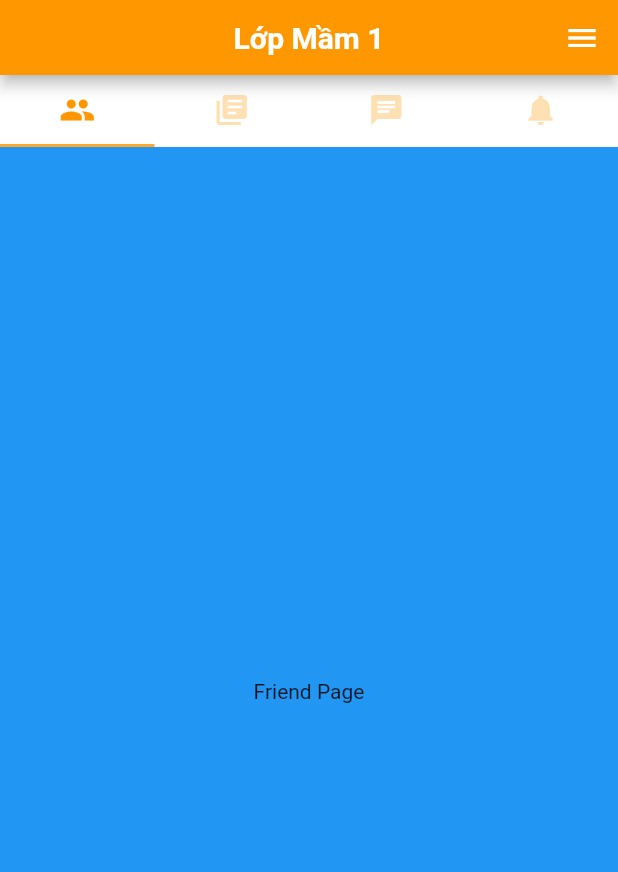
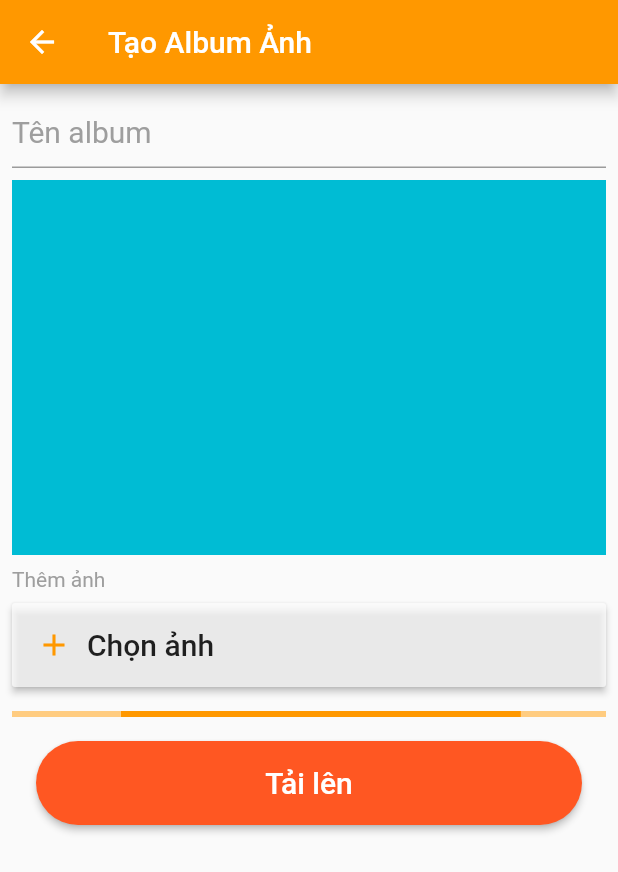
Before and after one commit to 15110274/KNP_Player, a Flutter app: the screen it shows after launch, on a phone screen of 412 x 824 dp. Shown: the top 872 px of the screen. Run offline on Flutter 3.47's test engine with Material 2 defaults, Android fonts, the phone set to English and light mode, and no system bars; our stand-ins replace rxdart, toast; missing offline and left inert: flutter_statusbarcolor.

Commit message:
Design Add Album Page

```diff
--- a/lib/main.dart
+++ b/lib/main.dart
@@ -1,5 +1,6 @@
 import 'package:flutter/material.dart';
 import 'package:flutter_statusbarcolor/flutter_statusbarcolor.dart';
+import 'package:knp_play/photo_album/create_album_view.dart';
 import 'package:knp_play/start/start_view.dart';
 import 'login/login_view.dart';
 import 'package:knp_play/newsfeed/add_post_view.dart';
@@ -19,7 +20,7 @@ class MyApp extends StatelessWidget {
         cursorColor: Colors.orange,
         primarySwatch: Colors.orange,
       ),
-      home: MainPage(),
+      home: CreateAlbumPage(),
     );
   }
 }
--- /dev/null
+++ b/lib/photo_album/create_album_view.dart
@@ -0,0 +1,110 @@
+import 'package:flutter/material.dart';
+
+class CreateAlbumPage extends StatelessWidget {
+  @override
+  Widget build(BuildContext context) {
+    return Scaffold(
+      body: BodyWedget(),
+    );
+  }
+}
+
+class BodyWedget extends StatefulWidget {
+  @override
+  _BodyWedgetState createState() => _BodyWedgetState();
+}
+
+class _BodyWedgetState extends State<BodyWedget> {
+  @override
+  Widget build(BuildContext context) {
+    return Scaffold(
+      appBar: AppBar(
+        automaticallyImplyLeading: true, // back button on actionbar
+        leading: IconButton(
+          icon: Icon(
+            Icons.arrow_back,
+            color: Colors.white,
+          ),
+//          onPressed:() => Navigator.pop(context, false),
+        ),
+        title: Text(
+          "Tạo Album Ảnh",
+          style: TextStyle(color: Colors.white),
+        ),
+      ),
+      body: SingleChildScrollView(
+        child: Padding(
+          padding: const EdgeInsets.all(8.0),
+          child: Column(
+            children: <Widget>[
+              TextField(
+                textCapitalization: TextCapitalization.words,
+                decoration: InputDecoration(hintText: "Tên album"),
+                style: TextStyle(
+                  fontSize: 20,
+                ),
+                keyboardType: TextInputType.text,
+              ),
+              SizedBox(height: 8,),
+              Container(
+                height: 250,
+                color: Colors.cyan,
+                width: double.infinity,
+              ),
+              Padding(
+                padding: const EdgeInsets.fromLTRB(0, 8, 0, 8),
+                child: Align(alignment: Alignment.centerLeft,
+                  child: Text(
+                    "Thêm ảnh",style: TextStyle(color: Colors.grey),
+                  ),
+                ),
+              ),
+              RaisedButton(
+                color: Colors.white70,
+                highlightColor: Colors.orange,
+                hoverColor: Colors.transparent,
+                onPressed: () {},
+                child: Padding(
+                  padding: const EdgeInsets.fromLTRB(0, 16, 0, 16),
+                  child: Row(
+                    children: <Widget>[
+                      Padding(
+                        padding: const EdgeInsets.fromLTRB(0, 0, 10, 0),
+                        child: Icon(
+                          Icons.add,
+                          color: Colors.orange,
+                        ),
+                      ),
+                      Text(
+                        "Chọn ảnh",
+                        style: TextStyle(fontSize: 20),
+                      )
+                    ],
+                  ),
+                ),
+              ),Padding(
+                padding: const EdgeInsets.fromLTRB(0, 16, 0, 0),
+                child: LinearProgressIndicator(),
+              ),
+              Padding(
+                padding: const EdgeInsets.all(16.0),
+                child: SizedBox(
+                  width: double.infinity,
+                  height: 56,
+                  child: RaisedButton(
+                    onPressed: () {},
+                    child: Text("Tải lên",
+                        style: TextStyle(color: Colors.white, fontSize: 20)),
+                    color: Colors.deepOrange,
+                    shape: new RoundedRectangleBorder(
+                        borderRadius: new BorderRadius.circular(40.0)),
+                  ),
+                ),
+              ),
+            ],
+          ),
+        ),
+      ),
+    );
+  }
+}
```
